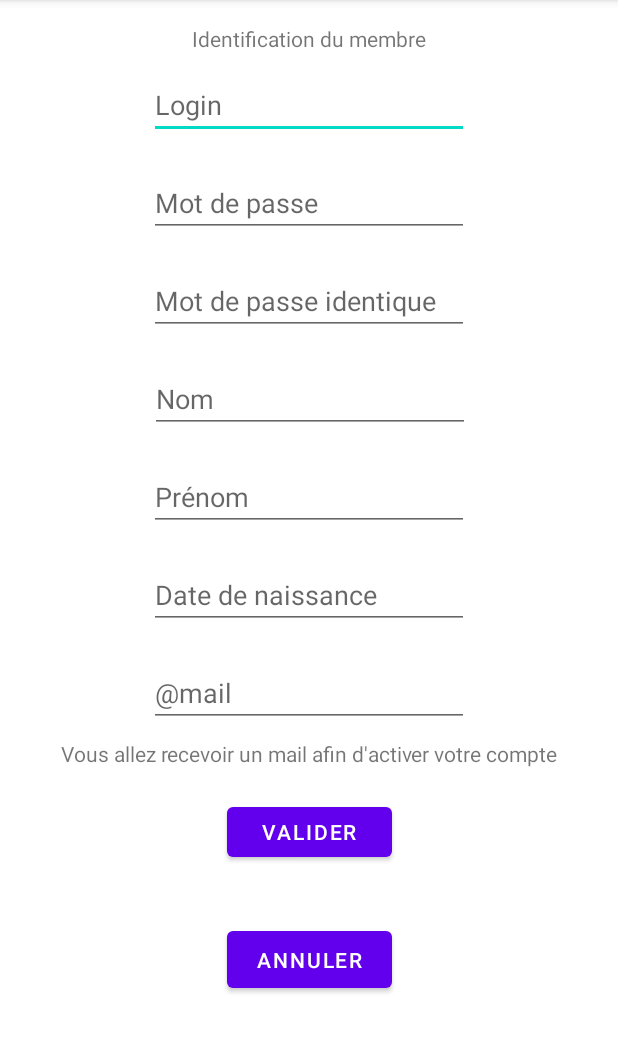
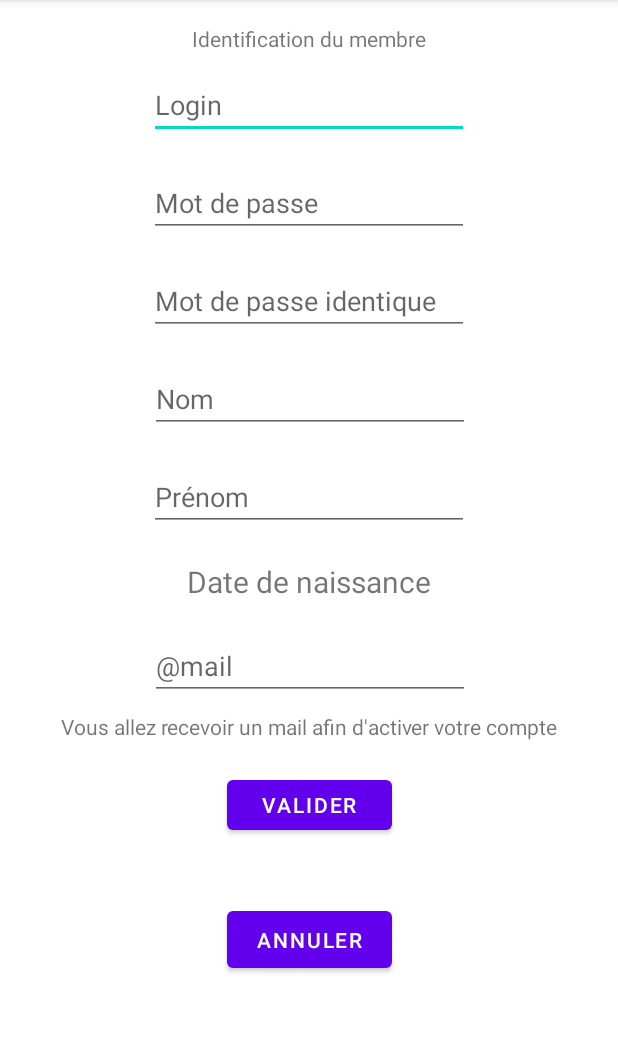
Before and after one commit to kionnle2/GeTaSoiree, an Android app: the InscriptionActivity screen opened directly, with no data from a screen before it, after a tap on "VALIDER", on a phone screen of 412 x 824 dp, the part 84-1137 px from its top. Run offline under Robolectric (Android 15) with nearby library versions, the phone set to English and light mode, and no system bars; 2 statements that could not run were skipped.

```diff
--- a/app/src/main/java/yan/candaes/getasoiree/ui/InfoSoireeActivity.java
+++ b/app/src/main/java/yan/candaes/getasoiree/ui/InfoSoireeActivity.java
@@ -80,6 +80,10 @@ public class InfoSoireeActivity extends AppCompatActivity {
         }
         ((Button) findViewById(R.id.infoBtnInscription)).setText(BTNNAME);
 
+//        findViewById(R.id.infoBtnInscription).setOnTouchListener((v, event) ->
+//                );
+        findViewById(R.id.infoBtnInscription).setOnClickListener(view ->
+                Toast.makeText(getApplicationContext(), "  appuye long pour supprimer", Toast.LENGTH_SHORT).show());
 
         findViewById(R.id.infoBtnInscription).setOnLongClickListener(view -> {
             if (ETAT == 0) {
--- a/app/src/main/java/yan/candaes/getasoiree/ui/InscriptionActivity.java
+++ b/app/src/main/java/yan/candaes/getasoiree/ui/InscriptionActivity.java
@@ -1,42 +1,78 @@
 package yan.candaes.getasoiree.ui;
+
+import android.app.DatePickerDialog;
+import android.content.Intent;
+import android.os.Bundle;
+import android.util.Log;
+import android.view.View;
+import android.widget.Button;
+import android.widget.DatePicker;
+import android.widget.TextView;
+import android.widget.Toast;
 
 import androidx.appcompat.app.AppCompatActivity;
 
-import android.os.Bundle;
-import android.util.Log;
-import android.widget.Button;
-import android.widget.TextView;
-import android.widget.Toast;
+import java.text.DateFormat;
+import java.text.ParseException;
+import java.text.SimpleDateFormat;
+import java.util.Calendar;
 
 import yan.candaes.getasoiree.R;
 import yan.candaes.getasoiree.daos.DaoParticipant;
 import yan.candaes.getasoiree.daos.Delegate;
 
-public class InscriptionActivity extends AppCompatActivity {
-
+public class InscriptionActivity extends AppCompatActivity implements DatePickerDialog.OnDateSetListener {
+    SimpleDateFormat dateLong = new SimpleDateFormat("EEEE dd MMMM yyyy");
+    SimpleDateFormat dateEn = new SimpleDateFormat("yyyy-MM-dd");
+TextView dd;
     @Override
     protected void onCreate(Bundle savedInstanceState) {
         super.onCreate(savedInstanceState);
         setContentView(R.layout.activity_inscription);
 
+        dd=(TextView)findViewById(R.id.insTxtDdn) ;
+        dd.setOnClickListener(new View.OnClickListener() {
+
+            @Override
+            public void onClick(View v) {
+                yan.candaes.getasoiree.beans.DatePicker mDatePickerDialogFragment;
+                mDatePickerDialogFragment = new yan.candaes.getasoiree.beans.DatePicker();
+                mDatePickerDialogFragment.show(getSupportFragmentManager(), "DATE PICK");
+
+            }
+        });
         ((Button) findViewById(R.id.insBtnValid)).setOnClickListener(view -> {
             if (!((TextView) findViewById(R.id.insTxtPass1)).getText().toString()
                     .equals(((TextView) findViewById(R.id.insTxtPass2)).getText().toString())) {
                 Toast.makeText(getApplicationContext(), "Mot de passe différent", Toast.LENGTH_SHORT).show();
             } else {
-                String request = ("requete=creerCompte" +
+                String request = "requete=creerCompte" +
                         "&login=" + ((TextView) findViewById(R.id.insTxtLogin)).getText().toString() +
                         "&nom=" + ((TextView) findViewById(R.id.insTxtNom)).getText().toString() +
-                        "&prenom=" + ((TextView) findViewById(R.id.insTxtPrenom)).getText().toString() +
-                        "&ddn=" + ((TextView) findViewById(R.id.insTxtDdn)).getText().toString() +
-                        "&mail=" + ((TextView) findViewById(R.id.insTxtMail)).getText().toString() +
-                        "&password=" + ((TextView) findViewById(R.id.insTxtPass1)).getText().toString()
-                );
+                        "&prenom=" + ((TextView) findViewById(R.id.insTxtPrenom)).getText().toString();
+
+
+                try {
+                    String ddn = ((TextView) findViewById(R.id.insTxtDdn)).getText().toString();
+                    ddn = dateEn.format(dateLong.parse(ddn));
+                    request += "&ddn=" + ddn;
+                } catch (ParseException e) {
+                    e.printStackTrace();
+                }
+
+
+                request += "&mail=" + ((TextView) findViewById(R.id.insTxtMail)).getText().toString() +
+                        "&password=" + ((TextView) findViewById(R.id.insTxtPass1)).getText().toString();
+
                 DaoParticipant.getInstance().simpleRequest(request, new Delegate() {
                     @Override
                     public void WSRequestIsTerminated(Object result) {
                         if ((boolean) result) {
                             Toast.makeText(getApplicationContext(), "Inscription réussie", Toast.LENGTH_SHORT).show();
+                            Intent returnIntent = new Intent();
+                            returnIntent.putExtra("lo", ((TextView) findViewById(R.id.insTxtLogin)).getText().toString());
+                            returnIntent.putExtra("md", ((TextView) findViewById(R.id.insTxtPass1)).getText().toString());
+                            setResult(MainActivity.RESULT_OK, returnIntent);
                             finish();
 
                         } else
@@ -51,4 +87,16 @@ public class InscriptionActivity extends AppCompatActivity {
         ((Button) findViewById(R.id.insBtnAnnuler)).setOnClickListener(view -> finish());
 
     }
+
+    @Override
+    public void onDateSet(android.widget.DatePicker view, int year, int month, int dayOfMonth) {
+        Calendar mCalendar = Calendar.getInstance();
+        mCalendar.set(Calendar.YEAR, year);
+        mCalendar.set(Calendar.MONTH, month);
+        mCalendar.set(Calendar.DAY_OF_MONTH, dayOfMonth);
+        String selectedDate = DateFormat.getDateInstance(DateFormat.FULL).format(mCalendar.getTime());
+        Log.d("TAGTAG", DateFormat.getDateInstance(DateFormat.FULL).format(mCalendar.getTime()));
+        Log.d("TAGTAG", DateFormat.getDateInstance(DateFormat.FULL).format(mCalendar.getTime().getTime()));
+        dd.setText(selectedDate);
+    }
 }
--- a/app/src/main/res/layout/activity_inscription.xml
+++ b/app/src/main/res/layout/activity_inscription.xml
@@ -64,18 +64,6 @@
         app:layout_constraintTop_toBottomOf="@+id/insTxtNom" />
 
     <EditText
-        android:id="@+id/insTxtDdn"
-        android:layout_width="wrap_content"
-        android:layout_height="wrap_content"
-        android:layout_marginTop="20dp"
-        android:ems="10"
-        android:hint="Date de naissance"
-        android:inputType="textPersonName"
-        app:layout_constraintEnd_toEndOf="parent"
-        app:layout_constraintStart_toStartOf="parent"
-        app:layout_constraintTop_toBottomOf="@+id/insTxtPrenom" />
-
-    <EditText
         android:id="@+id/insTxtMail"
         android:layout_width="wrap_content"
         android:layout_height="wrap_content"
@@ -84,6 +72,7 @@
         android:hint="\@mail"
         android:inputType="textPersonName"
         app:layout_constraintEnd_toEndOf="parent"
+        app:layout_constraintHorizontal_bias="0.502"
         app:layout_constraintStart_toStartOf="parent"
         app:layout_constraintTop_toBottomOf="@+id/insTxtDdn" />
 
@@ -132,4 +121,15 @@
         app:layout_constraintStart_toStartOf="parent"
         app:layout_constraintTop_toBottomOf="@+id/insTxtPass1" />
 
+    <TextView
+        android:id="@+id/insTxtDdn"
+        android:layout_width="wrap_content"
+        android:layout_height="wrap_content"
+        android:layout_marginTop="20dp"
+        android:text="Date de naissance"
+        android:textSize="20sp"
+        app:layout_constraintEnd_toEndOf="parent"
+        app:layout_constraintStart_toStartOf="parent"
+        app:layout_constraintTop_toBottomOf="@+id/insTxtPrenom" />
+
 </androidx.constraintlayout.widget.ConstraintLayout>
```
Also changed, not shown: app/src/main/java/yan/candaes/getasoiree/ui/MainActivity.java (+15 -5 lines), app/src/main/java/yan/candaes/getasoiree/ui/SoireeActivity.java (+6 -3 lines), app/src/main/res/layout/activity_soiree.xml (+15 -5 lines).
